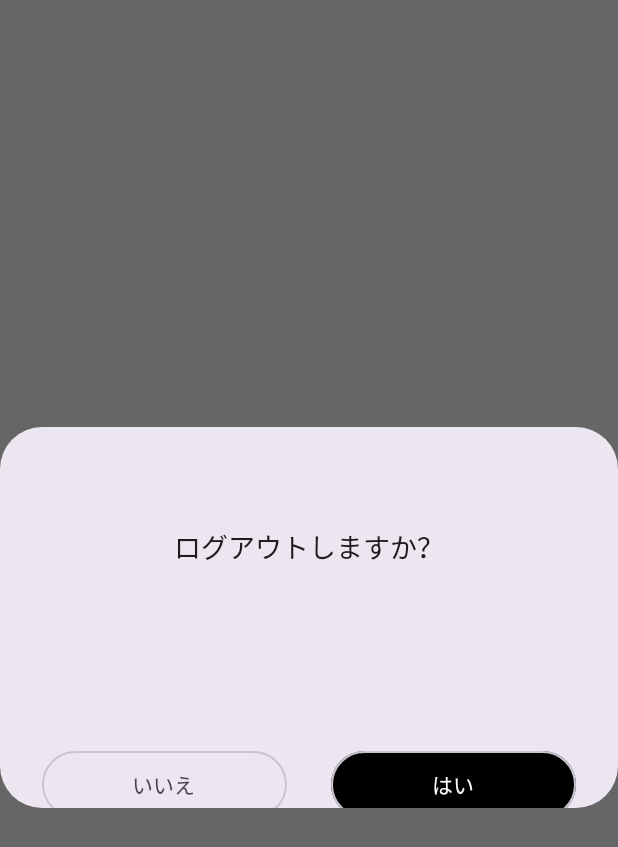
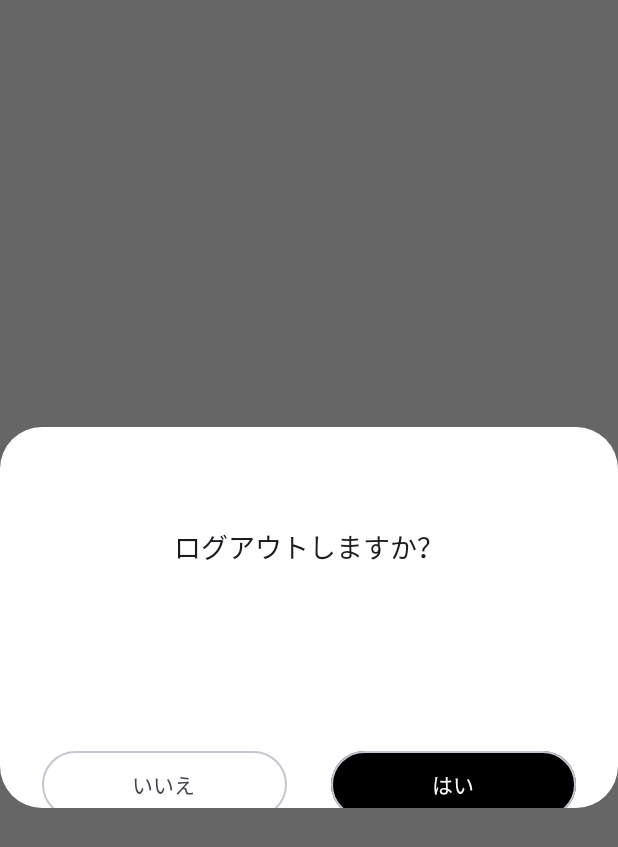
Before and after one commit to AISWARYAJAYADAS/MY-APP, an Android app built with Jetpack Compose: the @Preview function PreviewCustomAlertDialog, on a phone screen of 412 x 824 dp. Shown: the top 847 px of the screen. Run offline under Robolectric (Android 15) with nearby library versions, the phone set to English and light mode, and no system bars.

Commit message:
Alert dialog box color

```diff
--- a/app/src/main/java/com/example/myapplication/components/CustomAlertDialog.kt
+++ b/app/src/main/java/com/example/myapplication/components/CustomAlertDialog.kt
@@ -38,6 +38,7 @@ fun CustomAlertDialog(
 
     if (showDialog) {
         AlertDialog(
+            containerColor = Color.White,
             onDismissRequest = { showDialog = false },
             confirmButton = {
                 Row(
```
